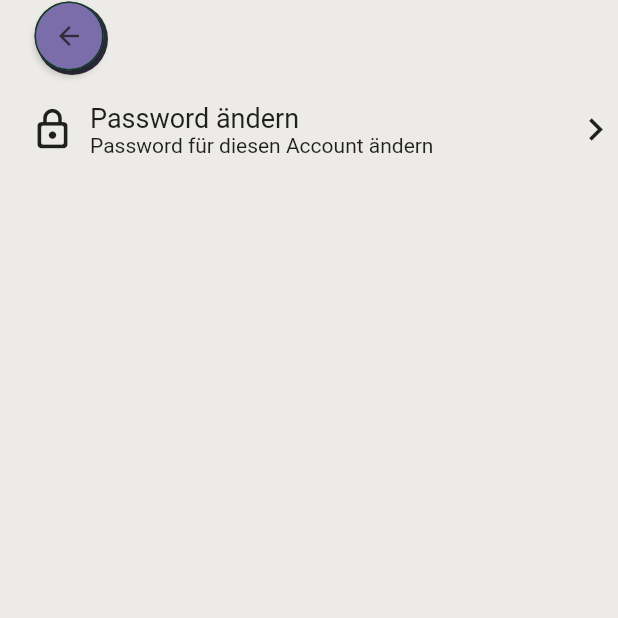
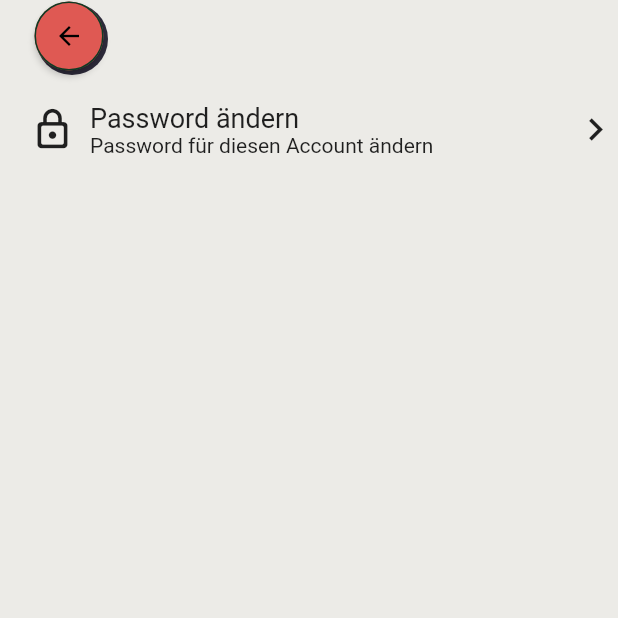
Before and after one commit to elia-driesner/Schulbuch-Manager-App, a Flutter app: the App screen opened directly, in the side drawer, after a tap on "Einstellungen", on a phone screen of 412 x 824 dp, the top half of it. Run offline on Flutter 3.47's test engine with Material 2 defaults, Android fonts, the phone set to English and light mode, and no system bars; our stand-ins replace cloud_firestore, firebase_auth, firebase_core, font_awesome_flutter, google_fonts; missing offline and left inert: qr_code_scanner; accounts and stored records are empty; network calls fail; statements that could not run were skipped.

Commit message:
changed all colors to orange

```diff
--- a/lib/auth/changePassword.dart
+++ b/lib/auth/changePassword.dart
@@ -97,8 +97,8 @@ class _changePasswordState extends State<changePassword> {
                           style: ElevatedButton.styleFrom(
                               shape: CircleBorder(),
                               padding: EdgeInsets.all(13),
-                              primary: Color(0xFF7A6DA9),
-                              onPrimary: Color.fromARGB(255, 46, 43, 59),
+                              primary: const Color(0xFFDF5953),
+                              onPrimary: Color.fromARGB(255, 0, 0, 0),
                               side: BorderSide(
                                   width: 1, color: Color(0xFF103A24))),
                         ),
@@ -273,7 +273,7 @@ class _changePasswordState extends State<changePassword> {
                             child: ElevatedButton(
                                 style: ElevatedButton.styleFrom(
                                   minimumSize: const Size(500, 50),
-                                  primary: Color(0xFF7A6DA9),
+                                  primary: const Color(0xFFDF5953),
                                   shadowColor: Color.fromARGB(0, 0, 0, 0),
                                   shape: RoundedRectangleBorder(
                                     borderRadius: BorderRadius.circular(15.0),
--- a/lib/main.dart
+++ b/lib/main.dart
@@ -31,7 +31,7 @@ void main() async {
         debugShowCheckedModeBanner: false,
         theme: ThemeData(
           colorScheme: ColorScheme.fromSwatch().copyWith(
-            primary: const Color(0xFFDF5953),
+            primary: Color.fromARGB(255, 0, 0, 0),
           ),
         ),
         home: App()));
--- a/lib/pages/homepage/widgets/sideMenu.dart
+++ b/lib/pages/homepage/widgets/sideMenu.dart
@@ -41,7 +41,7 @@ class sideMenu extends StatelessWidget {
                               child: Text(
                                 userDataVar['name'],
                                 style: TextStyle(
-                                  color: Color(0xFF494087),
+                                  color: Color.fromARGB(255, 217, 82, 82),
                                   fontSize: 17,
                                   fontWeight: FontWeight.bold,
                                 ),
@@ -54,7 +54,7 @@ class sideMenu extends StatelessWidget {
                                   userDataVar['email'],
                                   style: TextStyle(
                                     fontSize: 15,
-                                    color: Color.fromARGB(255, 46, 43, 59),
+                                    color: Color.fromARGB(255, 0, 0, 0),
                                   ),
                                 )),
                           ),
@@ -68,28 +68,28 @@ class sideMenu extends StatelessWidget {
             ]),
             ListTile(
               leading: Icon(Icons.book_outlined,
-                  color: Color.fromARGB(255, 46, 43, 59)),
+                  color: Color.fromARGB(255, 0, 0, 0)),
               title: Text('Bücher',
                   style: TextStyle(
-                    color: Color(0xFF494087),
+                    color: Color.fromARGB(255, 0, 0, 0),
                   )),
               onTap: () => {Navigator.of(context).pop()},
             ),
             ListTile(
               leading: FaIcon(FontAwesomeIcons.user,
-                  color: Color.fromARGB(255, 46, 43, 59)),
+                  color: Color.fromARGB(255, 0, 0, 0)),
               title: Text('Familie',
                   style: TextStyle(
-                    color: Color(0xFF494087),
+                    color: Color.fromARGB(255, 0, 0, 0),
                   )),
               onTap: () => {Navigator.of(context).pop()},
             ),
             ListTile(
               leading: Icon(Icons.settings_outlined,
-                  color: Color.fromARGB(255, 46, 43, 59)),
+                  color: Color.fromARGB(255, 0, 0, 0)),
               title: Text('Einstellungen',
                   style: TextStyle(
-                    color: Color(0xFF494087),
+                    color: Color.fromARGB(255, 0, 0, 0),
                   )),
               onTap: () => {
                 Navigator.push(
@@ -109,11 +109,11 @@ class sideMenu extends StatelessWidget {
               ),
             ),
             ListTile(
-              leading: Icon(Icons.exit_to_app,
-                  color: Color.fromARGB(255, 46, 43, 59)),
+              leading:
+                  Icon(Icons.exit_to_app, color: Color.fromARGB(255, 0, 0, 0)),
               title: Text('Abmelden',
                   style: TextStyle(
-                    color: Color(0xFF494087),
+                    color: Color.fromARGB(255, 0, 0, 0),
                   )),
               onTap: () => {signUserOut()},
             ),
--- a/lib/pages/settings/settingsPage.dart
+++ b/lib/pages/settings/settingsPage.dart
@@ -50,8 +50,8 @@ class settingsPage extends StatelessWidget {
               style: ElevatedButton.styleFrom(
                   shape: CircleBorder(),
                   padding: EdgeInsets.all(13),
-                  primary: Color(0xFF7A6DA9),
-                  onPrimary: Color.fromARGB(255, 46, 43, 59),
+                  primary: const Color(0xFFDF5953),
+                  onPrimary: Color.fromARGB(255, 0, 0, 0),
                   side: BorderSide(width: 1, color: Color(0xFF103A24))),
             ),
           ),
```
